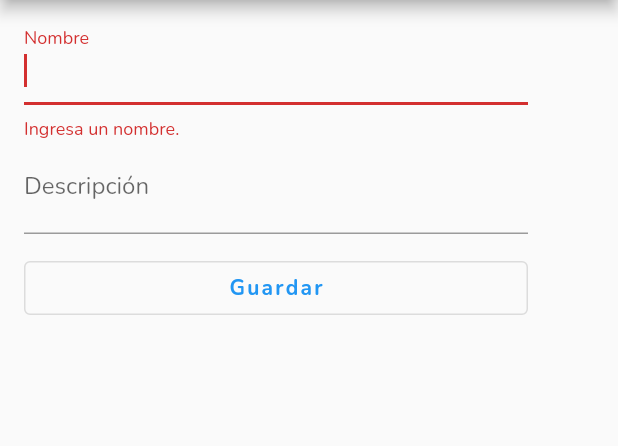
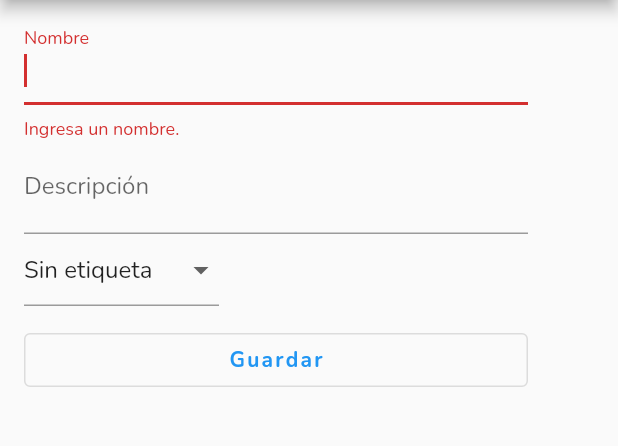
Before and after one commit to urielfuentes/phoneReminders, a Flutter app: the AddRecord screen opened by its route, after a tap on "Guardar", on a phone screen of 412 x 824 dp, the part 84-530 px from its top. Run offline on Flutter 3.47's test engine with Material 2 defaults, Android fonts, the phone set to English and light mode, and no system bars; our stand-ins replace flutter_local_notifications, font_awesome_flutter, google_fonts, hive_flutter, timezone; missing offline and left inert: android_alarm_manager_plus; accounts and stored records are empty.

Commit message:
Adding tags to records

```diff
--- a/lib/main.dart
+++ b/lib/main.dart
@@ -14,6 +14,7 @@ const choresBoxName = "chores";
 const recordsBoxName = "records";
 const applicationName = "Reminders and Records";
 const tagsBoxName = "tags";
+const recordsTagsBoxName = "recordsTags";
 
 void main() async {
   WidgetsFlutterBinding.ensureInitialized();
@@ -32,6 +33,9 @@ void main() async {
   await Hive.openBox<String>(tagsBoxName);
   var tagsBox = Hive.box<String>(tagsBoxName);
   tagsBox.put(noTag, noTag);
+  await Hive.openBox<String>(recordsTagsBoxName);
+  var recordsTagsBox = Hive.box<String>(recordsTagsBoxName);
+  recordsTagsBox.put(noTag, noTag);
 
   runApp(const MyApp());
   await NotificationService.checkForExpiredChores();
--- a/lib/models/record.dart
+++ b/lib/models/record.dart
@@ -11,6 +11,8 @@ class Record {
   String description;
   @HiveField(3)
   DateTime entryDate;
+  @HiveField(4)
+  String tag;
 
-  Record(this.id, this.name, this.description, this.entryDate);
+  Record(this.id, this.name, this.description, this.entryDate, this.tag);
 }
--- a/lib/records/add/addRecord.dart
+++ b/lib/records/add/addRecord.dart
@@ -5,6 +5,7 @@ import 'package:flutter/src/foundation/key.dart';
 import 'package:flutter/src/widgets/framework.dart';
 import 'package:hive_flutter/hive_flutter.dart';
 
+import '../../Common/constants.dart';
 import '../../models/chore.dart';
 import '../../models/record.dart';
 
@@ -19,7 +20,8 @@ const timeScopes = <TimeScope, String>{
 
 class AddRecord extends StatefulWidget {
   final formKey = GlobalKey<FormState>();
-  AddRecord({Key? key}) : super(key: key);
+  final String launcherTag;
+  AddRecord({Key? key, this.launcherTag = noTag}) : super(key: key);
 
   @override
   State<AddRecord> createState() => _AddRecordState();
@@ -28,20 +30,35 @@ class AddRecord extends StatefulWidget {
 class _AddRecordState extends State<AddRecord> {
   String name = "";
   String description = "";
+  bool addTag = false;
+  List<String> tags = [];
+  String recordTag = noTag;
+
   void onFormSubmit() {
     if (widget.formKey.currentState?.validate() ?? false) {
       Box<Record> recordsBox = Hive.box<Record>(recordsBoxName);
+      var tagBox = Hive.box<String>(recordsTagsBoxName);
+      tagBox.put(recordTag, recordTag);
       var now = DateTime.now();
       var today = DateTime(now.year, now.month, now.day, 0, 0);
       var expiryTime = today;
       if (recordsBox.keys.isNotEmpty) {
-        recordsBox.add(
-            Record(recordsBox.keys.first + 1, name, description, expiryTime));
+        recordsBox.put(
+            recordsBox.keys.last + 1,
+            Record(recordsBox.keys.last + 1, name, description, expiryTime,
+                recordTag));
       } else {
-        recordsBox.add(Record(0, name, description, expiryTime));
+        recordsBox.put(0, Record(0, name, description, expiryTime, recordTag));
       }
       Navigator.of(context).pop();
     }
+  }
+
+  @override
+  void initState() {
+    setState(() {
+      tags = Hive.box<String>(recordsTagsBoxName).values.toList();
+    });
   }
 
   @override
@@ -79,6 +96,61 @@ class _AddRecordState extends State<AddRecord> {
                     description = value;
                   });
                 }),
+            Row(children: [
+              SizedBox(
+                width: 130,
+                child: DropdownButtonFormField(
+                  items: [
+                    ...tags
+                        .map((tag) => DropdownMenuItem<String>(
+                              value: tag,
+                              onTap: () => {
+                                setState(() {
+                                  addTag = false;
+                                })
+                              },
+                              child: Text(tag == noTag ? noTagText : tag),
+                            ))
+                        .toList(),
+                    DropdownMenuItem<String>(
+                      value: "",
+                      onTap: () => {
+                        setState(() {
+                          addTag = true;
+                        })
+                      },
+                      child: const Text("Agregar"),
+                    ),
+                  ],
+                  value: widget.launcherTag,
+                  onChanged: (String? value) => {
+                    setState(() {
+                      recordTag = value ?? noTag;
+                    })
+                  },
+                ),
+              ),
+              if (addTag)
+                Container(
+                  width: 150,
+                  margin: const EdgeInsets.only(left: 12),
+                  child: TextFormField(
+                    initialValue: "",
+                    decoration: const InputDecoration(labelText: "Etiqueta"),
+                    validator: (value) {
+                      if (value == null || value.isEmpty) {
+                        return 'Ingresa una etiqueta.';
+                      }
+                      return null;
+                    },
+                    onChanged: (value) {
+                      setState(() {
+                        recordTag = value;
+                      });
+                    },
+                  ),
+                ),
+            ]),
             Padding(
               padding: const EdgeInsets.only(top: 12),
               child: OutlinedButton(
--- a/lib/reminders/addChore/addChore.dart
+++ b/lib/reminders/addChore/addChore.dart
@@ -19,7 +19,8 @@ const timeScopes = <TimeScope, String>{
 
 class AddChore extends StatefulWidget {
   final formKey = GlobalKey<FormState>();
-  AddChore({Key? key}) : super(key: key);
+  final String launcherTag;
+  AddChore({Key? key, this.launcherTag = noTag}) : super(key: key);
 
   @override
   State<AddChore> createState() => _AddChoreState();
@@ -189,7 +190,7 @@ class _AddChoreState extends State<AddChore> {
                       child: const Text("Agregar"),
                     ),
                   ],
-                  value: noTag,
+                  value: widget.launcherTag,
                   onChanged: (String? value) => {
                     setState(() {
                       choreTag = value ?? noTag;
```
Also changed, not shown: lib/Common/ClickableCard.dart (+15 -5 lines), lib/records/home/homeRecords.dart (+21 -71 lines), lib/records/list/recordsList.dart (added, +95 -0 lines), lib/reminders/remindersList/remindersList.dart (+7 -3 lines), lib/models/record.g.dart.
